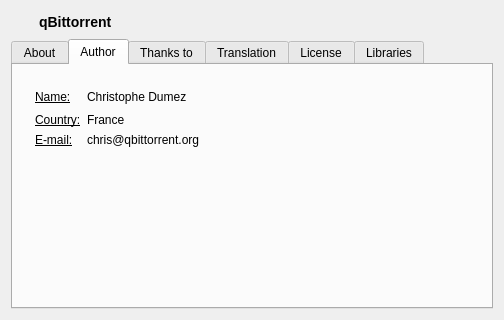
Before: the Qt Designer form src/about.ui in SysAdminDoc/qBittorrent-Vanced, drawn with Qt 5.
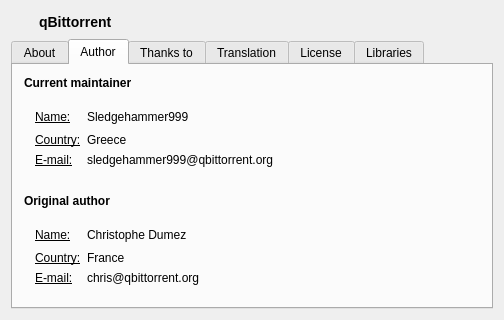
After: the same form once the commit is applied. The open tabs and pages were chosen to show the change. Icons and pictures are not drawn.

Commit message: Update maintainer info in About dialog.

```diff
--- a/src/about.ui
+++ b/src/about.ui
@@ -140,77 +140,16 @@
        <item>
         <widget class="QFrame" name="te_authors">
          <layout class="QGridLayout" name="gridLayout">
-          <item row="0" column="0">
-           <widget class="QLabel" name="label_3">
-            <property name="font">
-             <font>
-              <underline>true</underline>
-             </font>
-            </property>
-            <property name="text">
-             <string>Name:</string>
-            </property>
-           </widget>
-          </item>
-          <item row="0" column="1">
-           <widget class="QLabel" name="label_2">
-            <property name="text">
-             <string>Christophe Dumez</string>
-            </property>
-           </widget>
-          </item>
-          <item row="0" column="2">
-           <spacer>
-            <property name="orientation">
-             <enum>Qt::Horizontal</enum>
-            </property>
-            <property name="sizeHint" stdset="0">
-             <size>
-              <width>40</width>
-              <height>20</height>
-             </size>
-            </property>
-           </spacer>
-          </item>
-          <item row="1" column="0">
-           <widget class="QLabel" name="label_4">
-            <property name="font">
-             <font>
-              <underline>true</underline>
-             </font>
-            </property>
-            <property name="text">
-             <string>Country:</string>
-            </property>
-           </widget>
-          </item>
-          <item row="1" column="1">
-           <widget class="QLabel" name="label_7">
-            <property name="text">
-             <string>France</string>
-            </property>
-           </widget>
-          </item>
+          <property name="horizontalSpacing">
+           <number>0</number>
+          </property>
+          <property name="verticalSpacing">
+           <number>6</number>
+          </property>
+          <property name="margin">
+           <number>0</number>
+          </property>
           <item row="2" column="0">
-           <widget class="QLabel" name="label_5">
-            <property name="font">
-             <font>
-              <underline>true</underline>
-             </font>
-            </property>
-            <property name="text">
-             <string>E-mail:</string>
-            </property>
-           </widget>
-          </item>
-          <item row="2" column="1">
-           <widget class="QLabel" name="label_6">
-            <property name="text">
-             <string>chris@qbittorrent.org</string>
-            </property>
-           </widget>
-          </item>
-          <item row="3" column="1">
            <spacer name="verticalSpacer">
             <property name="orientation">
              <enum>Qt::Vertical</enum>
@@ -223,6 +162,205 @@
             </property>
            </spacer>
           </item>
+          <item row="4" column="0" colspan="2">
+           <widget class="QFrame" name="frame">
+            <property name="frameShape">
+             <enum>QFrame::NoFrame</enum>
+            </property>
+            <property name="lineWidth">
+             <number>0</number>
+            </property>
+            <layout class="QGridLayout" name="gridLayout_5">
+             <item row="0" column="2">
+              <spacer name="horizontalSpacer">
+               <property name="orientation">
+                <enum>Qt::Horizontal</enum>
+               </property>
+               <property name="sizeHint" stdset="0">
+                <size>
+                 <width>40</width>
+                 <height>20</height>
+                </size>
+               </property>
+              </spacer>
+             </item>
+             <item row="2" column="1">
+              <widget class="QLabel" name="label_7">
+               <property name="text">
+                <string>France</string>
+               </property>
+              </widget>
+             </item>
+             <item row="0" column="1">
+              <widget class="QLabel" name="label_2">
+               <property name="text">
+                <string notr="true">Christophe Dumez</string>
+               </property>
+              </widget>
+             </item>
+             <item row="4" column="1">
+              <widget class="QLabel" name="label_6">
+               <property name="text">
+                <string notr="true">chris@qbittorrent.org</string>
+               </property>
+              </widget>
+             </item>
+             <item row="0" column="0">
+              <widget class="QLabel" name="label_3">
+               <property name="sizePolicy">
+                <sizepolicy hsizetype="Minimum" vsizetype="Preferred">
+                 <horstretch>0</horstretch>
+                 <verstretch>0</verstretch>
+                </sizepolicy>
+               </property>
+               <property name="font">
+                <font>
+                 <underline>true</underline>
+                </font>
+               </property>
+               <property name="text">
+                <string>Name:</string>
+               </property>
+              </widget>
+             </item>
+             <item row="4" column="0">
+              <widget class="QLabel" name="label_5">
+               <property name="font">
+                <font>
+                 <underline>true</underline>
+                </font>
+               </property>
+               <property name="text">
+                <string>E-mail:</string>
+               </property>
+              </widget>
+             </item>
+             <item row="2" column="0">
+              <widget class="QLabel" name="label_4">
+               <property name="font">
+                <font>
+                 <underline>true</underline>
+                </font>
+               </property>
+               <property name="text">
+                <string>Country:</string>
+               </property>
+              </widget>
+             </item>
+            </layout>
+           </widget>
+          </item>
+          <item row="1" column="0">
+           <widget class="QFrame" name="frame_2">
+            <property name="frameShape">
+             <enum>QFrame::NoFrame</enum>
+            </property>
+            <property name="frameShadow">
+             <enum>QFrame::Plain</enum>
+            </property>
+            <property name="lineWidth">
+             <number>0</number>
+            </property>
+            <layout class="QGridLayout" name="gridLayout_4">
+             <item row="2" column="1">
+              <widget class="QLabel" name="label_18">
+               <property name="text">
+                <string>Greece</string>
+               </property>
+              </widget>
+             </item>
+             <item row="3" column="1">
+              <widget class="QLabel" name="label_19">
+               <property name="text">
+                <string notr="true">sledgehammer999@qbittorrent.org</string>
+               </property>
+              </widget>
+             </item>
+             <item row="2" column="0">
+              <widget class="QLabel" name="label_15">
+               <property name="font">
+                <font>
+                 <underline>true</underline>
+                </font>
+               </property>
+               <property name="text">
+                <string>Country:</string>
+               </property>
+              </widget>
+             </item>
+             <item row="0" column="0">
+              <widget class="QLabel" name="label_14">
+               <property name="font">
+                <font>
+                 <underline>true</underline>
+                </font>
+               </property>
+               <property name="text">
+                <string>Name:</string>
+               </property>
+              </widget>
+             </item>
+             <item row="0" column="1">
+              <widget class="QLabel" name="label_17">
+               <property name="text">
+                <string notr="true">Sledgehammer999</string>
+               </property>
+              </widget>
+             </item>
+             <item row="3" column="0">
+              <widget class="QLabel" name="label_16">
+               <property name="font">
+                <font>
+                 <underline>true</underline>
+                </font>
+               </property>
+               <property name="text">
+                <string>E-mail:</string>
+               </property>
+              </widget>
+             </item>
+             <item row="0" column="2">
+              <spacer name="horizontalSpacer_2">
+               <property name="orientation">
+                <enum>Qt::Horizontal</enum>
+               </property>
+               <property name="sizeHint" stdset="0">
+                <size>
+                 <width>40</width>
+                 <height>20</height>
+                </size>
+               </property>
+              </spacer>
+             </item>
+            </layout>
+           </widget>
+          </item>
+          <item row="0" column="0">
+           <widget class="QLabel" name="label_21">
+            <property name="font">
+             <font>
+              <weight>75</weight>
+              <bold>true</bold>
+             </font>
+            </property>
+            <property name="text">
+             <string>Current maintainer</string>
+            </property>
+           </widget>
+          </item>
+          <item row="3" column="0">
+           <widget class="QLabel" name="label_20">
+            <property name="font">
+             <font>
+              <weight>75</weight>
+              <bold>true</bold>
+             </font>
+            </property>
+            <property name="text">
+             <string>Original author</string>
+            </property>
+           </widget>
+          </item>
          </layout>
         </widget>
        </item>
```
Left out of the diff: 6 changed lines with no effect on the pictures.
